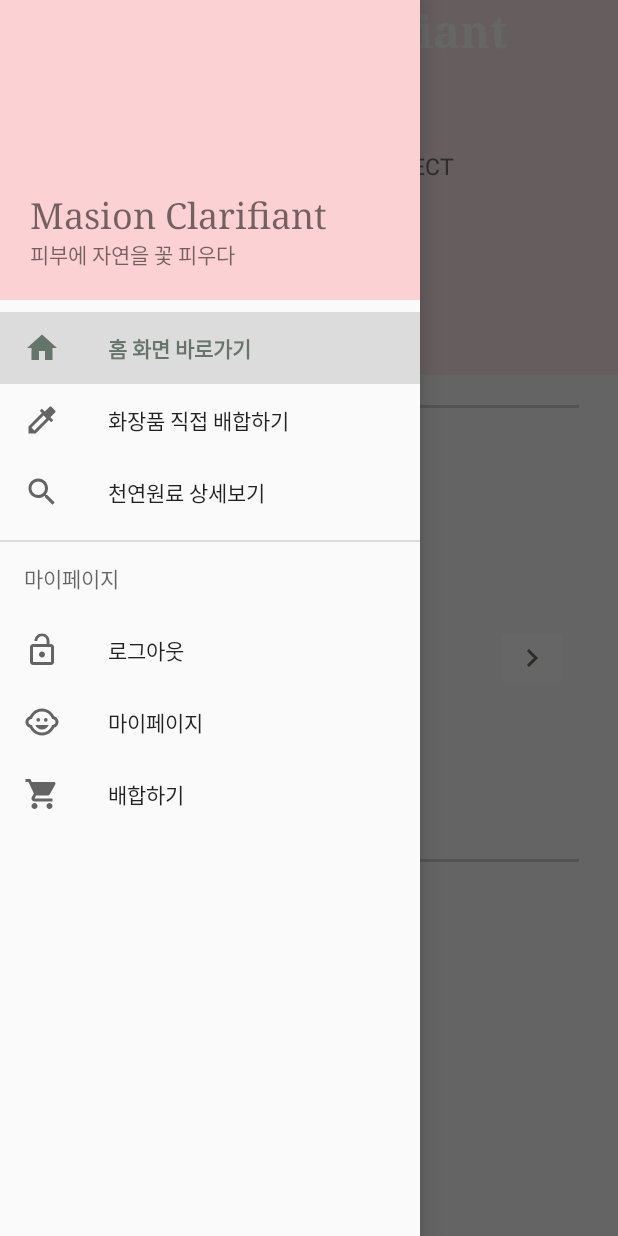
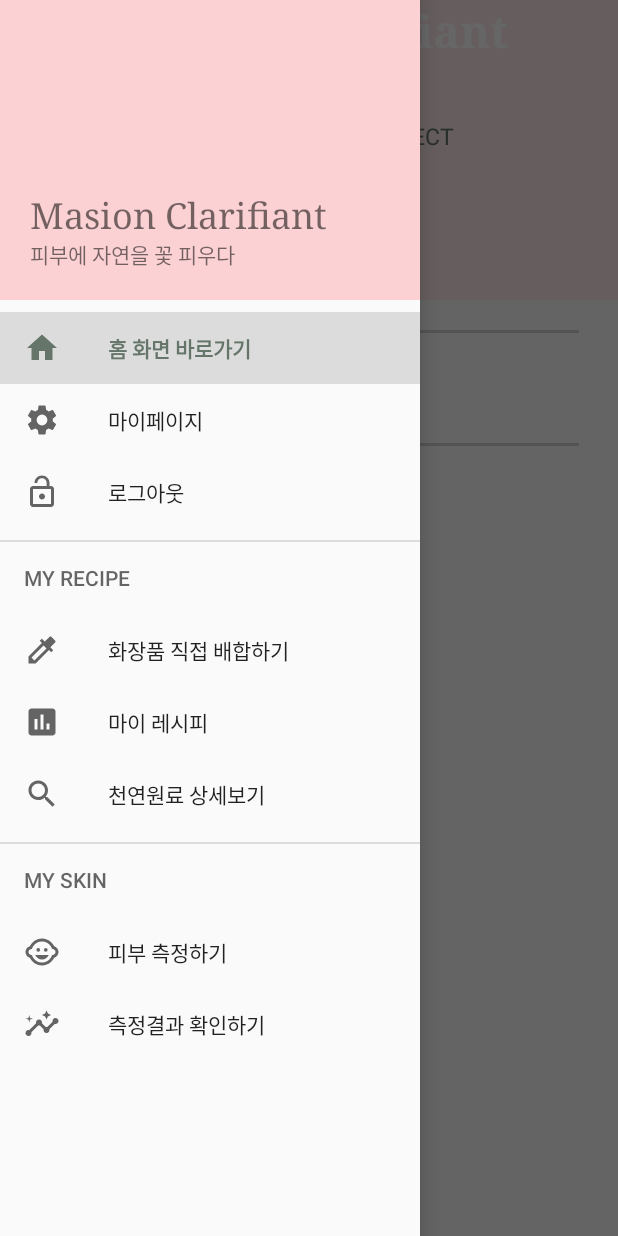
Before and after one commit to joohye85/Masionclarifiant, an Android app: the MainActivity screen opened directly, with no data from a screen before it, with the side drawer open, on a phone screen of 412 x 824 dp. Run offline under Robolectric (Android 15) with nearby library versions, the light colour scheme and no system bars; network calls fail.

Commit message:
네비게이션 메뉴, 배합하기 화면 수정

```diff
--- a/app/src/main/java/com/example/masionclarifiant/SelectActivity.java
+++ b/app/src/main/java/com/example/masionclarifiant/SelectActivity.java
@@ -10,7 +10,6 @@
 
 import com.google.android.material.tabs.TabLayout;
 
-/* 네비게이션 바 구현 필요 */
 public class SelectActivity extends AppCompatActivity {
 
     @Override
--- /dev/null
+++ b/app/src/main/res/drawable/ic_assessment_24px.xml
@@ -0,0 +1,9 @@
+<vector xmlns:android="http://schemas.android.com/apk/res/android"
+    android:width="24dp"
+    android:height="24dp"
+    android:viewportWidth="24"
+    android:viewportHeight="24">
+  <path
+      android:fillColor="#D6A4A2"
+      android:pathData="M19,3L5,3c-1.1,0 -2,0.9 -2,2v14c0,1.1 0.9,2 2,2h14c1.1,0 2,-0.9 2,-2L21,5c0,-1.1 -0.9,-2 -2,-2zM9,17L7,17v-7h2v7zM13,17h-2L11,7h2v10zM17,17h-2v-4h2v4z"/>
+</vector>
--- /dev/null
+++ b/app/src/main/res/drawable/ic_insights_black_18dp.xml
@@ -0,0 +1,15 @@
+<vector xmlns:android="http://schemas.android.com/apk/res/android"
+    android:width="18dp"
+    android:height="18dp"
+    android:viewportWidth="24"
+    android:viewportHeight="24">
+  <path
+      android:pathData="M21,8c-1.45,0 -2.26,1.44 -1.93,2.51l-3.55,3.56c-0.3,-0.09 -0.74,-0.09 -1.04,0l-2.55,-2.55C12.27,10.45 11.46,9 10,9c-1.45,0 -2.27,1.44 -1.93,2.52l-4.56,4.55C2.44,15.74 1,16.55 1,18c0,1.1 0.9,2 2,2c1.45,0 2.26,-1.44 1.93,-2.51l4.55,-4.56c0.3,0.09 0.74,0.09 1.04,0l2.55,2.55C12.73,16.55 13.54,18 15,18c1.45,0 2.27,-1.44 1.93,-2.52l3.56,-3.55C21.56,12.26 23,11.45 23,10C23,8.9 22.1,8 21,8z"
+      android:fillColor="#D6A4A2"/>
+  <path
+      android:pathData="M15,9l0.94,-2.07l2.06,-0.93l-2.06,-0.93l-0.94,-2.07l-0.92,2.07l-2.08,0.93l2.08,0.93z"
+      android:fillColor="#D6A4A2"/>
+  <path
+      android:pathData="M3.5,11l0.5,-2l2,-0.5l-2,-0.5l-0.5,-2l-0.5,2l-2,0.5l2,0.5z"
+      android:fillColor="#D6A4A2"/>
+</vector>
--- /dev/null
+++ b/app/src/main/res/drawable/ic_reply_black_24dp.xml
@@ -0,0 +1,5 @@
+<vector android:height="24dp" android:tint="@color/colorGray"
+    android:viewportHeight="24.0" android:viewportWidth="24.0"
+    android:width="24dp" xmlns:android="http://schemas.android.com/apk/res/android">
+    <path android:fillColor="#FF000000" android:pathData="M10,9V5l-7,7 7,7v-4.1c5,0 8.5,1.6 11,5.1 -1,-5 -4,-10 -11,-11z"/>
+</vector>
--- /dev/null
+++ b/app/src/main/res/drawable/ic_settings_black_24dp.xml
@@ -0,0 +1,5 @@
+<vector android:height="24dp" android:tint="#D6A4A2"
+    android:viewportHeight="24" android:viewportWidth="24"
+    android:width="24dp" xmlns:android="http://schemas.android.com/apk/res/android">
+    <path android:fillColor="#FF000000" android:pathData="M19.1,12.9a2.8,2.8 0,0 0,0.1 -0.9,2.8 2.8,0 0,0 -0.1,-0.9l2.1,-1.6a0.7,0.7 0,0 0,0.1 -0.6L19.4,5.5a0.7,0.7 0,0 0,-0.6 -0.2l-2.4,1a6.5,6.5 0,0 0,-1.6 -0.9l-0.4,-2.6a0.5,0.5 0,0 0,-0.5 -0.4H10.1a0.5,0.5 0,0 0,-0.5 0.4L9.3,5.4a5.6,5.6 0,0 0,-1.7 0.9l-2.4,-1a0.4,0.4 0,0 0,-0.5 0.2l-2,3.4c-0.1,0.2 0,0.4 0.2,0.6l2,1.6a2.8,2.8 0,0 0,-0.1 0.9,2.8 2.8,0 0,0 0.1,0.9L2.8,14.5a0.7,0.7 0,0 0,-0.1 0.6l1.9,3.4a0.7,0.7 0,0 0,0.6 0.2l2.4,-1a6.5,6.5 0,0 0,1.6 0.9l0.4,2.6a0.5,0.5 0,0 0,0.5 0.4h3.8a0.5,0.5 0,0 0,0.5 -0.4l0.3,-2.6a5.6,5.6 0,0 0,1.7 -0.9l2.4,1a0.4,0.4 0,0 0,0.5 -0.2l2,-3.4c0.1,-0.2 0,-0.4 -0.2,-0.6ZM12,15.6A3.6,3.6 0,1 1,15.6 12,3.6 3.6,0 0,1 12,15.6Z"/>
+</vector>
--- a/app/src/main/res/layout/activity_main.xml
+++ b/app/src/main/res/layout/activity_main.xml
@@ -24,7 +24,7 @@
         <FrameLayout
             android:orientation="vertical"
             android:layout_width="match_parent"
-            android:layout_height="250dp"
+            android:layout_height="200dp"
             android:background="@color/colorBabyPink">
 
             <TextView
@@ -50,7 +50,7 @@
                 android:layout_width="wrap_content"
                 android:layout_height="wrap_content"
                 android:layout_gravity="center_horizontal"
-                android:layout_marginTop="100dp"
+                android:layout_marginTop="80dp"
                 android:text="HOME SKIN CARE PROJECT"
                 android:textColor="@color/colorDarkGreen"
                 android:textSize="15dp" />
@@ -85,36 +85,7 @@
             android:layout_width="match_parent"
             android:layout_height="wrap_content"
             android:orientation="horizontal"
-            android:gravity="center">
-
-
-            <ImageButton
-                android:id="@+id/imageButton2"
-                android:layout_width="wrap_content"
-                android:layout_height="wrap_content"
-                android:tint="@color/colorDarkGreen"
-                android:backgroundTint="@android:color/white"
-                android:layout_gravity="center_vertical"
-                app:srcCompat="@drawable/ic_keyboard_arrow_left_24px" />
-
-            //최근 구매한 화장품 나오는 화면 시작
-            <androidx.viewpager.widget.ViewPager
-                android:id="@+id/recently_purchased_products"
-                android:layout_width="250dp"
-                android:layout_height="227dp">
-            </androidx.viewpager.widget.ViewPager>
-            //최근 구매한 화장품 나오는 화면 끝
-
-            <ImageButton
-                android:id="@+id/imageButton3"
-                android:layout_width="wrap_content"
-                android:layout_height="wrap_content"
-                android:layout_gravity="center_vertical"
-                android:tint="@color/colorDarkGreen"
-                android:backgroundTint="@android:color/white"
-                app:srcCompat="@drawable/ic_keyboard_arrow_right_24px" />
-
-        </LinearLayout>
+            android:gravity="center"/>
         <View
             android:layout_marginTop="20dp"
             android:layout_width="360dp"
--- a/app/src/main/res/layout/login_page.xml
+++ b/app/src/main/res/layout/login_page.xml
@@ -8,6 +8,7 @@
         android:layout_height="wrap_content"
         android:text="Masion Clarifiant"
         android:textColor="@color/colorLightPink"
+        android:fontFamily="serif"
         android:textSize="30dp"
         android:textStyle="bold"
         android:layout_gravity="center"
--- a/app/src/main/res/layout/select_fragment2.xml
+++ b/app/src/main/res/layout/select_fragment2.xml
@@ -45,18 +45,21 @@
 
                 <CheckBox
                     android:id="@+id/aloe"
+                    android:checked="false"
                     android:layout_width="wrap_content"
                     android:layout_height="wrap_content"
                     android:text="알로에" />
 
                 <CheckBox
                     android:id="@+id/greentea"
+                    android:checked="false"
                     android:layout_width="wrap_content"
                     android:layout_height="wrap_content"
                     android:text="녹차" />
 
                 <CheckBox
                     android:id="@+id/byeongpul"
+                    android:checked="false"
                     android:layout_width="wrap_content"
                     android:layout_height="wrap_content"
                     android:text="병풀" />
@@ -91,18 +94,21 @@
 
                 <CheckBox
                     android:id="@+id/honey"
+                    android:checked="false"
                     android:layout_width="wrap_content"
                     android:layout_height="wrap_content"
                     android:text="꿀" />
 
                 <CheckBox
                     android:id="@+id/snail"
+                    android:checked="false"
                     android:layout_width="wrap_content"
                     android:layout_height="wrap_content"
                     android:text="달팽이" />
 
                 <CheckBox
                     android:id="@+id/olive"
+                    android:checked="false"
                     android:layout_width="wrap_content"
                     android:layout_height="wrap_content"
                     android:text="올리브" />
--- a/app/src/main/res/menu/main_menu.xml
+++ b/app/src/main/res/menu/main_menu.xml
@@ -7,32 +7,43 @@
             android:title="홈 화면 바로가기"
             android:icon="@drawable/ic_home_black_24dp"/>
         <item
+            android:id="@+id/nav_mypage"
+            android:title="마이페이지"
+            android:icon="@drawable/ic_settings_black_24dp"/>
+        <item
+            android:id="@+id/nav_logout"
+            android:title="로그아웃"
+            android:icon="@drawable/ic_lock_open_black_24dp"/>
+    </group>
+
+    <item android:title="MY RECIPE">
+        <menu>
+            <group android:checkableBehavior="single">
+                <item
                     android:id="@+id/nav_select"
                     android:title="화장품 직접 배합하기"
                     android:icon="@drawable/ic_colorize_black_24dp"/>
+                <item
+                    android:title="마이 레시피"
+                    android:icon="@drawable/ic_assessment_24px"/>
                 <item
                     android:id="@+id/nav_ingredient"
                     android:title="천연원료 상세보기"
                     android:icon="@drawable/ic_search_black_24dp"/>
             </group>
+        </menu>
+    </item>
 
-    <item android:title="마이페이지">
+    <item android:title="MY SKIN">
         <menu>
             <group android:checkableBehavior="single">
              <item
-                android:id="@+id/nav_logout"
-                android:title="로그아웃"
-                android:icon="@drawable/ic_lock_open_black_24dp"/>
-            <item
-                android:id="@+id/nav_mypage"
-                android:title="마이페이지"
+                    android:title="피부 측정하기"
                     android:icon="@drawable/ic_child_care_black_24dp"/>
              <item
-                android:id="@+id/nav_combination"
-                android:title="배합하기"
-                android:icon="@drawable/ic_local_grocery_store_black_24dp"/>
+                    android:title="측정결과 확인하기"
+                    android:icon="@drawable/ic_insights_black_18dp"/>
             </group>
         </menu>
     </item>
-
 </menu>
```
Also changed, not shown: app/src/main/java/com/example/masionclarifiant/CombiActivity.java (+3 -4 lines), app/src/main/java/com/example/masionclarifiant/MainActivity.java (+2 -20 lines), app/src/main/java/com/example/masionclarifiant/MypageActivity.java (+2 -5 lines), app/src/main/res/drawable/ic_makeup.xml (added, +114 -0 lines), app/src/main/res/layout/activity_combi.xml (+25 -11 lines). Lines whose indentation alone changed are shown as unchanged.
